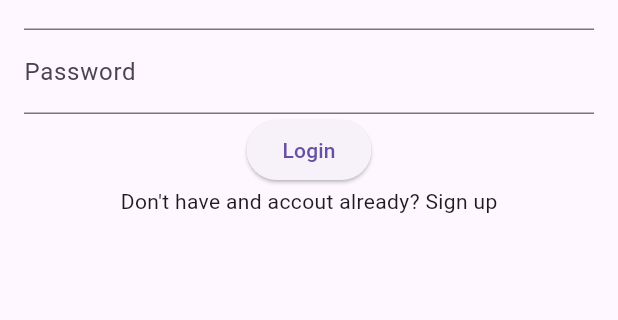
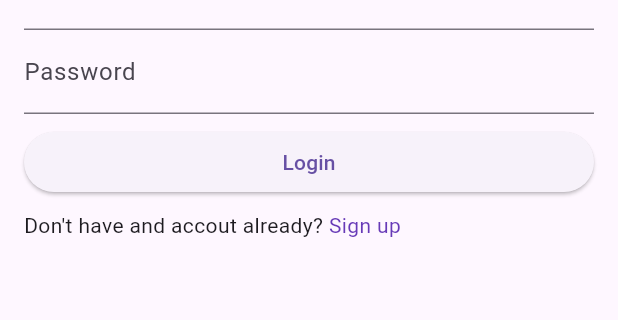
Before and after one commit to questionable-innovations/studymaxx, a Flutter app: the screen it shows after launch, on a phone screen of 412 x 824 dp, the part 78-398 px from its top. Run offline on Flutter 3.47's test engine with Material 3 defaults, Android fonts, the phone set to English and light mode, and no system bars; our stand-ins replace supabase_flutter; accounts and stored records are empty.

```diff
--- a/studymaxx/lib/auth/auth_gate.dart
+++ b/studymaxx/lib/auth/auth_gate.dart
@@ -1,7 +1,7 @@
 import 'package:supabase_flutter/supabase_flutter.dart';
 import 'package:flutter/material.dart';
+import '../pages/login_page.dart';
 import '../pages/home_page.dart';
-import '../pages/login_page.dart';
 
 class AuthGate extends StatelessWidget {
   const AuthGate({super.key});
--- a/studymaxx/lib/pages/login_page.dart
+++ b/studymaxx/lib/pages/login_page.dart
@@ -1,5 +1,5 @@
+import 'package:flutter/material.dart';
 import '../auth/auth_service.dart';
-import 'package:flutter/material.dart';
 
 class LoginPage extends StatefulWidget {
   @override
@@ -41,13 +41,28 @@ class _LoginPageState extends State<LoginPage> {
               decoration: InputDecoration(labelText: 'Password'),
             ),
             // Login button
-          ElevatedButton(
+            FractionallySizedBox(
+              widthFactor: 1,
+              child: Padding(
+                padding: EdgeInsets.only(top: 8.0, bottom: 8.0),
+                child: ElevatedButton(
                   onPressed: login,
                   child: Text('Login'),
                 ),
+              )
+            ),
             GestureDetector(
-            child: Text("Don't have and accout already? Sign up"),
-            onTap: () => {Navigator.pushNamed(context, "/signup")},
+              child: Row(
+                mainAxisAlignment: MainAxisAlignment.start,
+                children: [
+                  Text("Don't have and accout already?"),
+                  Text(
+                    " Sign up",
+                    style: TextStyle(color: Colors.deepPurple),
+                  ),
+                ],
+              ),
+              onTap: () => Navigator.pushNamed(context, "/signup"),
             ),
           ],
         ),
```
Also changed, not shown: studymaxx/lib/pages/signup_page.dart (+42 -8 lines). Lines whose indentation alone changed are shown as unchanged.
